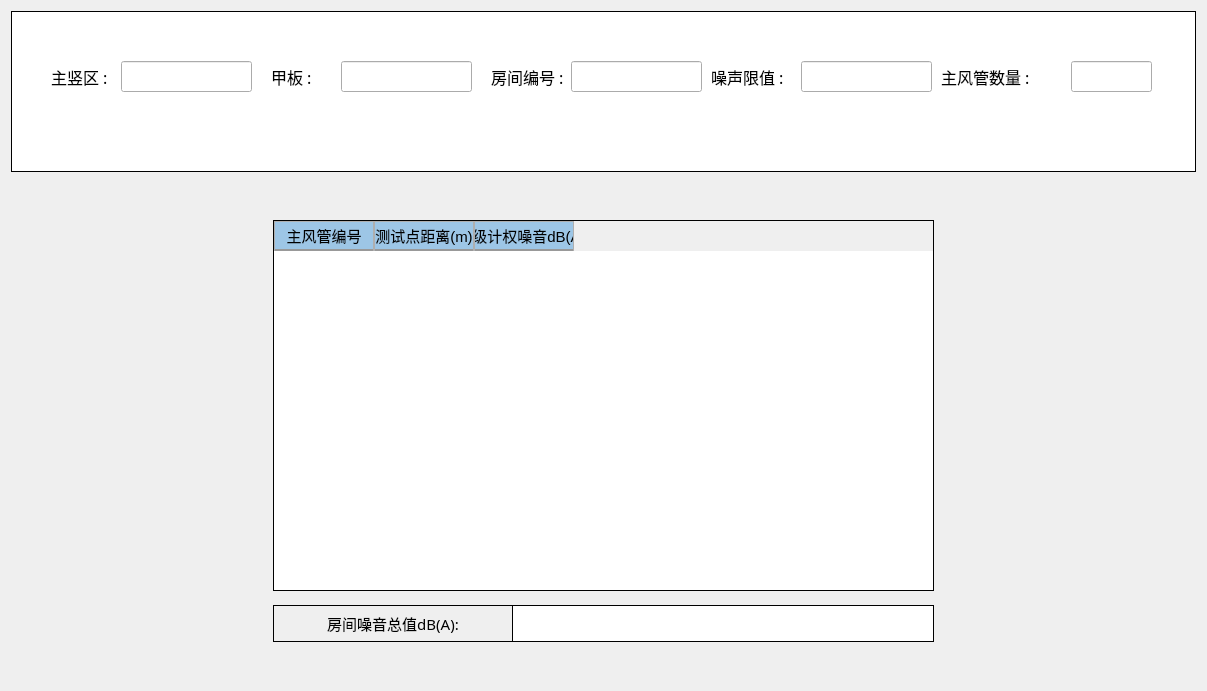
Above: NoiseCalSoft/roomCal/room_cal_total_widget.ui from SheepBowwow/NoiCal before the change. Below: the same form after it.
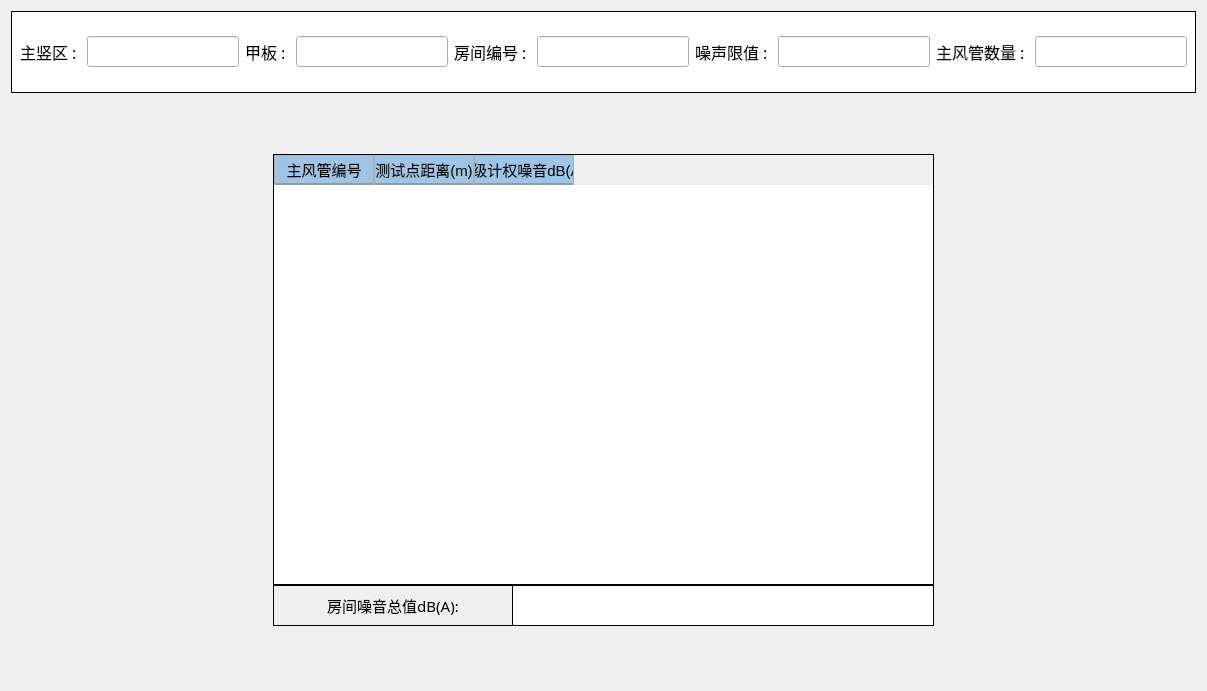
That is the form after the change.

What changed in the file:
```diff
--- a/NoiseCalSoft/roomCal/room_cal_total_widget.ui
+++ b/NoiseCalSoft/roomCal/room_cal_total_widget.ui
@@ -20,16 +20,13 @@
 	border:1px solid black;
 }</string>
   </property>
-  <layout class="QVBoxLayout" name="verticalLayout">
-   <property name="spacing">
-    <number>12</number>
-   </property>
-   <item alignment="Qt::AlignHCenter">
+  <layout class="QVBoxLayout" name="verticalLayout_2">
+   <item>
     <widget class="QWidget" name="widget_info" native="true">
      <property name="minimumSize">
       <size>
        <width>1185</width>
-       <height>161</height>
+       <height>82</height>
       </size>
      </property>
      <property name="maximumSize">
@@ -56,15 +53,9 @@
 font-family: '黑体';
 }</string>
      </property>
+     <layout class="QHBoxLayout" name="horizontalLayout">
+      <item>
      <widget class="QLabel" name="label">
-      <property name="geometry">
-       <rect>
-        <x>40</x>
-        <y>50</y>
-        <width>61</width>
-        <height>31</height>
-       </rect>
-      </property>
       <property name="font">
        <font>
         <family>黑体</family>
@@ -75,15 +66,28 @@
        <string>主竖区 : </string>
       </property>
      </widget>
+      </item>
+      <item>
+       <widget class="QLineEdit" name="lineEdit_MVZName">
+        <property name="minimumSize">
+         <size>
+          <width>0</width>
+          <height>31</height>
+         </size>
+        </property>
+        <property name="font">
+         <font>
+          <family>黑体</family>
+          <pointsize>12</pointsize>
+         </font>
+        </property>
+        <property name="readOnly">
+         <bool>true</bool>
+        </property>
+       </widget>
+      </item>
+      <item>
      <widget class="QLabel" name="label_2">
-      <property name="geometry">
-       <rect>
-        <x>260</x>
-        <y>50</y>
-        <width>61</width>
-        <height>31</height>
-       </rect>
-      </property>
       <property name="font">
        <font>
         <family>黑体</family>
@@ -94,15 +98,28 @@
        <string>甲板 : </string>
       </property>
      </widget>
+      </item>
+      <item>
+       <widget class="QLineEdit" name="lineEdit_deck">
+        <property name="minimumSize">
+         <size>
+          <width>0</width>
+          <height>31</height>
+         </size>
+        </property>
+        <property name="font">
+         <font>
+          <family>黑体</family>
+          <pointsize>12</pointsize>
+         </font>
+        </property>
+        <property name="readOnly">
+         <bool>true</bool>
+        </property>
+       </widget>
+      </item>
+      <item>
      <widget class="QLabel" name="label_cg1">
-      <property name="geometry">
-       <rect>
-        <x>480</x>
-        <y>50</y>
-        <width>81</width>
-        <height>31</height>
-       </rect>
-      </property>
       <property name="font">
        <font>
         <family>黑体</family>
@@ -113,15 +130,28 @@
        <string>房间编号 : </string>
       </property>
      </widget>
+      </item>
+      <item>
+       <widget class="QLineEdit" name="lineEdit_room_number">
+        <property name="minimumSize">
+         <size>
+          <width>0</width>
+          <height>31</height>
+         </size>
+        </property>
+        <property name="font">
+         <font>
+          <family>黑体</family>
+          <pointsize>12</pointsize>
+         </font>
+        </property>
+        <property name="readOnly">
+         <bool>true</bool>
+        </property>
+       </widget>
+      </item>
+      <item>
      <widget class="QLabel" name="label_4">
-      <property name="geometry">
-       <rect>
-        <x>700</x>
-        <y>50</y>
-        <width>81</width>
-        <height>31</height>
-       </rect>
-      </property>
       <property name="font">
        <font>
         <family>黑体</family>
@@ -132,15 +162,28 @@
        <string>噪声限值 : </string>
       </property>
      </widget>
+      </item>
+      <item>
+       <widget class="QLineEdit" name="lineEdit_noise_limit">
+        <property name="minimumSize">
+         <size>
+          <width>0</width>
+          <height>31</height>
+         </size>
+        </property>
+        <property name="font">
+         <font>
+          <family>黑体</family>
+          <pointsize>12</pointsize>
+         </font>
+        </property>
+        <property name="readOnly">
+         <bool>true</bool>
+        </property>
+       </widget>
+      </item>
+      <item>
      <widget class="QLabel" name="label_cg2">
-      <property name="geometry">
-       <rect>
-        <x>930</x>
-        <y>50</y>
-        <width>131</width>
-        <height>31</height>
-       </rect>
-      </property>
       <property name="font">
        <font>
         <family>黑体</family>
@@ -151,56 +194,27 @@
        <string>主风管数量 : </string>
       </property>
      </widget>
-     <widget class="QLineEdit" name="lineEdit_MVZName">
-      <property name="geometry">
-       <rect>
-        <x>110</x>
-        <y>50</y>
-        <width>131</width>
-        <height>31</height>
-       </rect>
-      </property>
-     </widget>
-     <widget class="QLineEdit" name="lineEdit_deck">
-      <property name="geometry">
-       <rect>
-        <x>330</x>
-        <y>50</y>
-        <width>131</width>
-        <height>31</height>
-       </rect>
-      </property>
-     </widget>
-     <widget class="QLineEdit" name="lineEdit_room_number">
-      <property name="geometry">
-       <rect>
-        <x>560</x>
-        <y>50</y>
-        <width>131</width>
-        <height>31</height>
-       </rect>
-      </property>
-     </widget>
-     <widget class="QLineEdit" name="lineEdit_noise_limit">
-      <property name="geometry">
-       <rect>
-        <x>790</x>
-        <y>50</y>
-        <width>131</width>
-        <height>31</height>
-       </rect>
-      </property>
-     </widget>
+      </item>
+      <item>
      <widget class="QLineEdit" name="lineEdit_duct_num">
-      <property name="geometry">
-       <rect>
-        <x>1060</x>
-        <y>50</y>
-        <width>81</width>
+        <property name="minimumSize">
+         <size>
+          <width>0</width>
         <height>31</height>
-       </rect>
-      </property>
-     </widget>
+         </size>
+        </property>
+        <property name="font">
+         <font>
+          <family>黑体</family>
+          <pointsize>12</pointsize>
+         </font>
+        </property>
+        <property name="readOnly">
+         <bool>true</bool>
+        </property>
+       </widget>
+      </item>
+     </layout>
     </widget>
    </item>
    <item>
@@ -216,19 +230,39 @@
      </property>
     </spacer>
    </item>
-   <item alignment="Qt::AlignHCenter">
+   <item>
+    <layout class="QHBoxLayout" name="horizontalLayout_3">
+     <item>
+      <spacer name="horizontalSpacer">
+       <property name="orientation">
+        <enum>Qt::Horizontal</enum>
+       </property>
+       <property name="sizeHint" stdset="0">
+        <size>
+         <width>40</width>
+         <height>20</height>
+        </size>
+       </property>
+      </spacer>
+     </item>
+     <item>
+      <layout class="QVBoxLayout" name="verticalLayout">
+       <property name="spacing">
+        <number>0</number>
+       </property>
+       <item>
     <widget class="QTableWidget" name="tableWidget">
      <property name="minimumSize">
       <size>
        <width>661</width>
-       <height>371</height>
-      </size>
-     </property>
-     <property name="maximumSize">
-      <size>
-       <width>661</width>
-       <height>371</height>
-      </size>
+           <height>431</height>
+          </size>
+         </property>
+         <property name="focusPolicy">
+          <enum>Qt::NoFocus</enum>
+         </property>
+         <property name="layoutDirection">
+          <enum>Qt::LeftToRight</enum>
      </property>
      <property name="styleSheet">
       <string notr="true">/*设置标题(包括垂直+水平的)*/
@@ -289,6 +323,27 @@
         color : black;				
 }</string>
      </property>
+         <property name="frameShape">
+          <enum>QFrame::StyledPanel</enum>
+         </property>
+         <property name="sortingEnabled">
+          <bool>false</bool>
+         </property>
+         <attribute name="horizontalHeaderCascadingSectionResizes">
+          <bool>false</bool>
+         </attribute>
+         <attribute name="horizontalHeaderShowSortIndicator" stdset="0">
+          <bool>false</bool>
+         </attribute>
+         <attribute name="horizontalHeaderStretchLastSection">
+          <bool>false</bool>
+         </attribute>
+         <attribute name="verticalHeaderCascadingSectionResizes">
+          <bool>false</bool>
+         </attribute>
+         <attribute name="verticalHeaderStretchLastSection">
+          <bool>false</bool>
+         </attribute>
      <column>
       <property name="text">
        <string>主风管编号</string>
@@ -306,7 +361,7 @@
      </column>
     </widget>
    </item>
-   <item alignment="Qt::AlignHCenter">
+       <item>
     <widget class="QWidget" name="widget" native="true">
      <property name="minimumSize">
       <size>
@@ -328,13 +383,13 @@
        <number>0</number>
       </property>
       <property name="topMargin">
-       <number>2</number>
+           <number>0</number>
       </property>
       <property name="rightMargin">
        <number>0</number>
       </property>
       <property name="bottomMargin">
-       <number>2</number>
+           <number>0</number>
       </property>
       <item>
        <widget class="QLabel" name="label_cg3">
@@ -383,6 +438,23 @@
       </item>
      </layout>
     </widget>
+       </item>
+      </layout>
+     </item>
+     <item>
+      <spacer name="horizontalSpacer_2">
+       <property name="orientation">
+        <enum>Qt::Horizontal</enum>
+       </property>
+       <property name="sizeHint" stdset="0">
+        <size>
+         <width>40</width>
+         <height>20</height>
+        </size>
+       </property>
+      </spacer>
+     </item>
+    </layout>
    </item>
    <item>
     <spacer name="verticalSpacer">
```
Lines whose indentation alone changed are shown as unchanged.
